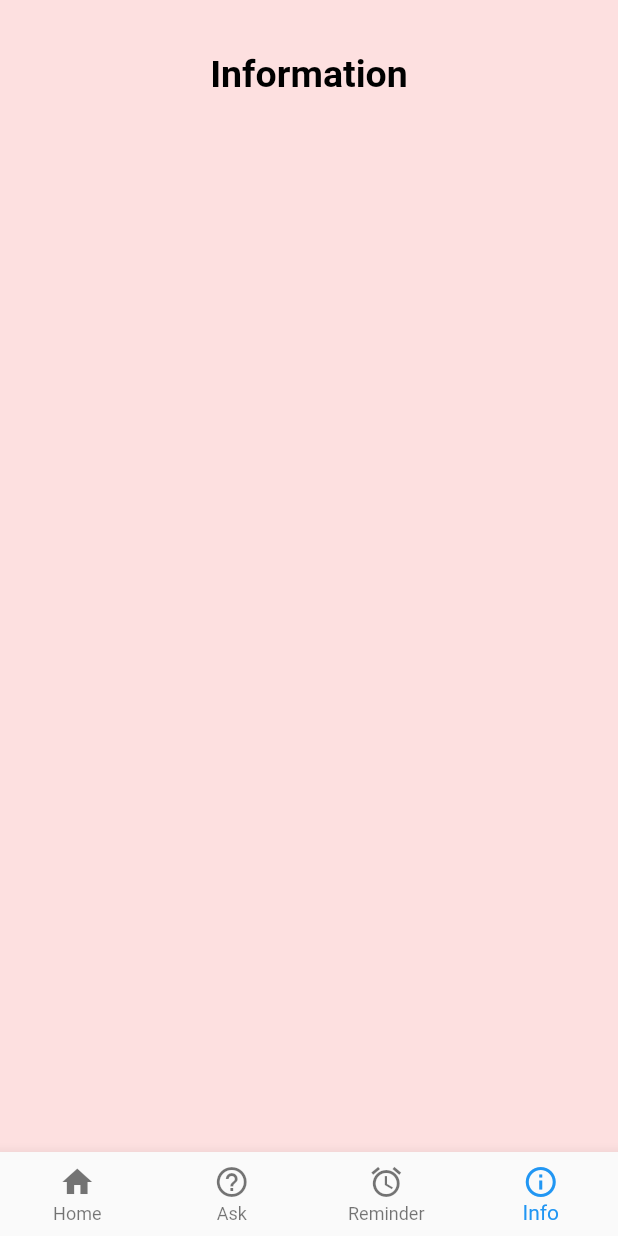
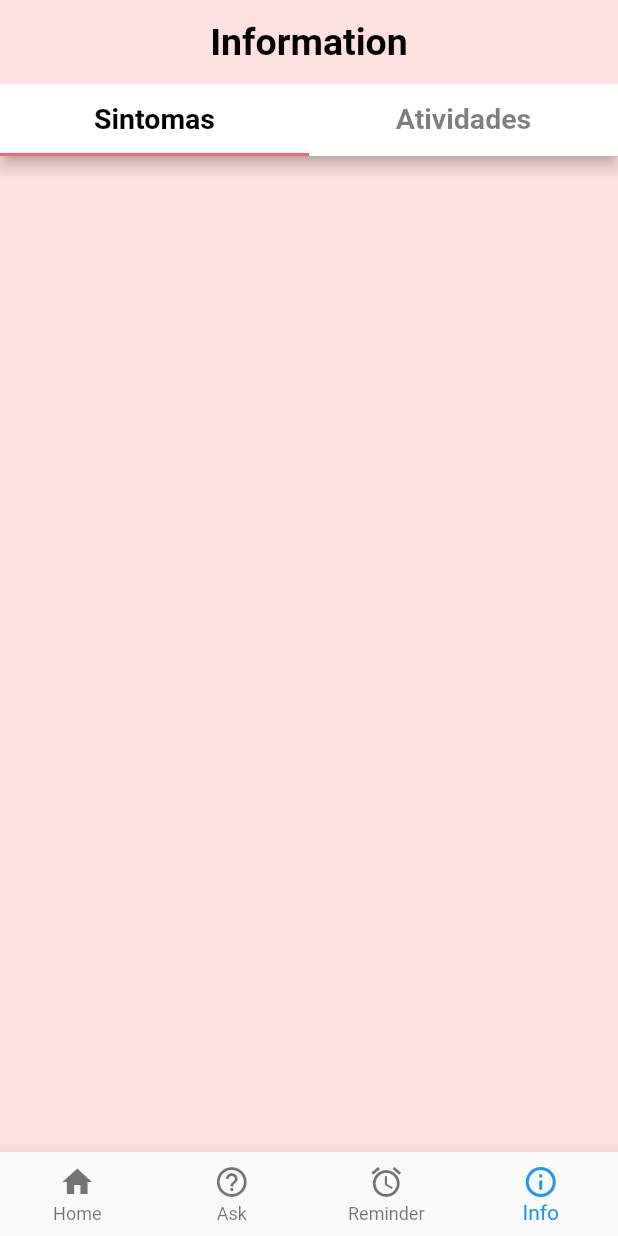
Before and after one commit to rafaeldcampbell/miocardio-pedriatra-paciente, a Flutter app: the screen it shows after launch, item 4 of the bottom bar chosen, on a phone screen of 412 x 824 dp. Run offline on Flutter 3.47's test engine with Material 2 defaults, Android fonts, the phone set to English and light mode, and no system bars.

Commit message:
Construindo estrutura base da página de informação

```diff
--- a/lib/pages/info.dart
+++ b/lib/pages/info.dart
@@ -2,7 +2,10 @@ import 'package:flutter/material.dart';
 import 'package:miocardio_paciente/functions/localization.dart' show Localization;
 
 class Info extends StatefulWidget {
-  InfoState createState() => InfoState();
+  @override
+  State<StatefulWidget> createState() {
+    return InfoState();
+  }
 }
 
 class InfoState extends State<Info> {
@@ -11,12 +14,34 @@ class InfoState extends State<Info> {
     var localization = Localization.of(context);
     return Scaffold(
       backgroundColor: Color.fromRGBO(253, 224, 224, 1),
-      body: ListView.builder(
-          itemCount: 1,
-          padding: EdgeInsets.all(5),
-          itemBuilder: (BuildContext context, int index) => Container(
-                padding: EdgeInsets.only(top: 30, bottom: 10),
-                child: Text(
+      body:
+        bodyData(localization)
+    );
+  }
+
+  Widget bodyData(localization) =>
+        DefaultTabController(
+          length: 2,
+          child: Scaffold(
+            backgroundColor: Color.fromRGBO(253, 224, 224, 1),
+            appBar: AppBar(
+              backgroundColor: Color.fromRGBO(253, 224, 224, 1),
+              bottom: WhiteTabBar(),
+              title: title(localization),
+            ),
+            body: TabBarView(
+              children: [
+                pageSymptoms(localization),
+                pageActivities(localization),
+              ],
+            ),
+          ),
+        );
+
+  Widget title(localization) =>
+  Center(
+    child:
+      Text(
           localization.trans('pagetitleInfo'),
           key : Key("pagetitleInfo"),
           textAlign: TextAlign.center,
@@ -24,9 +49,42 @@ class InfoState extends State<Info> {
             color: Colors.black,
             fontSize: 25,
             fontWeight: FontWeight.bold,
+          )
       ),
-                ),
-              )),
+    );
+
+  Widget pageSymptoms(localization) =>
+    Scaffold(
+      backgroundColor: Color.fromRGBO(253, 224, 224, 1),
+    );
+
+  Widget pageActivities(localization) =>
+    Scaffold(
+      backgroundColor: Color.fromRGBO(253, 224, 224, 1),
+    );
+
+}
+
+class WhiteTabBar extends Container implements PreferredSizeWidget {
+  WhiteTabBar();
+  final Color _color = Color.fromRGBO(255, 255, 255, 1);
+  final TabBar _tabBar = TabBar(
+          labelStyle: TextStyle(fontSize: 19.0, fontWeight: FontWeight.bold),
+          indicatorColor: Color.fromRGBO(255, 100, 100, 1),
+          labelColor: Color.fromRGBO(0, 0, 0, 1),
+          unselectedLabelColor: Color.fromRGBO(0, 0, 0, 0.5),
+          tabs: [
+            Tab(text: "Sintomas"),
+            Tab(text: "Atividades"),
+          ],
+        );
+
+  @override
+  Size get preferredSize => _tabBar.preferredSize;
+
+  @override
+  Widget build(BuildContext context) => Container(
+    color: _color,
+    child: _tabBar,
   );
 }
-}
```
Lines whose indentation alone changed are shown as unchanged.
